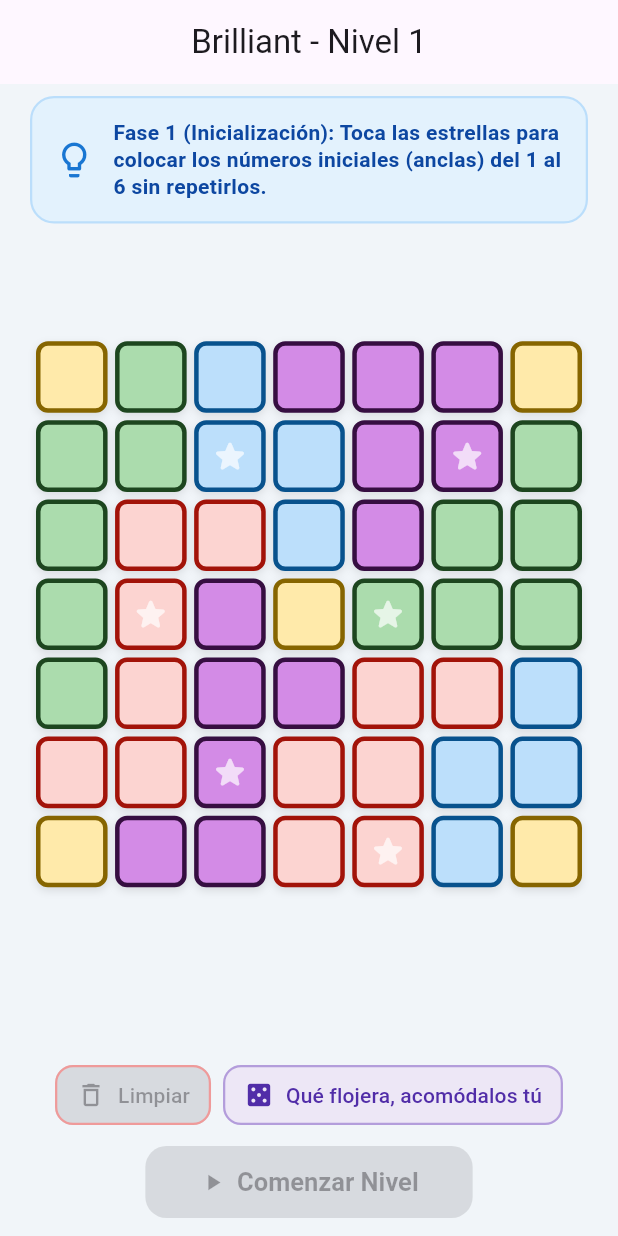
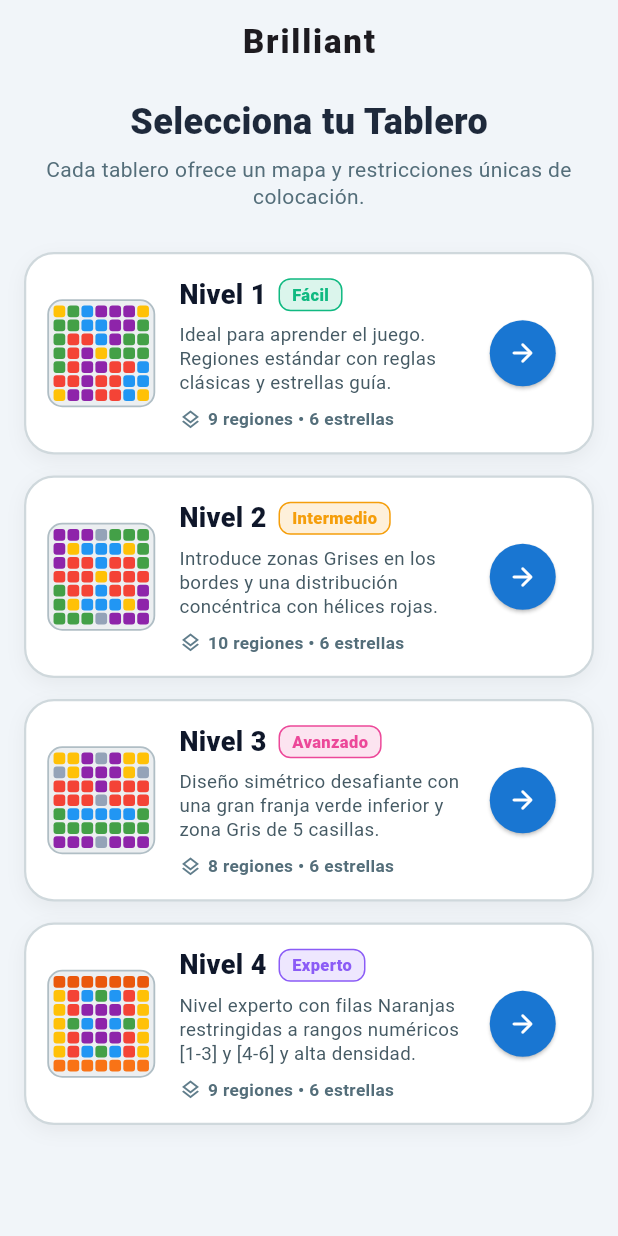
Before and after one commit to fabianMc328/brilliant, a Flutter app: the screen it shows after launch, on a phone screen of 412 x 824 dp. Run offline on Flutter 3.47's test engine with Material 3 defaults, Android fonts, the phone set to English and light mode, and no system bars; our stand-ins replace flutter_bloc.

Commit message:
feat(ui): agregar pantalla de seleccion de tablero y chips dinamicos

```diff
--- a/lib/main.dart
+++ b/lib/main.dart
@@ -1,14 +1,14 @@
 import 'package:flutter/material.dart';
-import 'package:flutter_bloc/flutter_bloc.dart';
-import 'pantalla_juego.dart';
-import 'juego_bloc.dart';
+import 'pantalla_seleccion_nivel.dart';
 
 void main() {
   runApp(const AplicacionBrilliant());
 }
 
 class AplicacionBrilliant extends StatelessWidget {
-  const AplicacionBrilliant({super.key});
+  final Widget? pantallaInicial;
+
+  const AplicacionBrilliant({super.key, this.pantallaInicial});
 
   @override
   Widget build(BuildContext context) {
@@ -19,10 +19,7 @@ class AplicacionBrilliant extends StatelessWidget {
         useMaterial3: true,
         scaffoldBackgroundColor: const Color(0xFFF1F5F9),
       ),
-      home: BlocProvider(
-        create: (context) => JuegoBloc(),
-        child: const PantallaJuego(),
-      ),
+      home: pantallaInicial ?? const PantallaSeleccionNivel(),
     );
   }
 }
--- a/lib/pantalla_juego.dart
+++ b/lib/pantalla_juego.dart
@@ -2,7 +2,8 @@ import 'package:flutter/material.dart';
 import 'package:flutter_bloc/flutter_bloc.dart';
 
 import 'casilla_juego.dart';
-import 'nivel1_tablero.dart';
+import 'niveles/catalogo_niveles.dart';
+import 'niveles/nivel_definicion.dart';
 import 'region.dart';
 import 'juego_bloc.dart';
 import 'juego_evento.dart';
@@ -12,23 +13,28 @@ import 'widgets/banner_instruccion.dart';
 import 'widgets/panel_dados.dart';
 import 'widgets/selector_valor_inicial_sheet.dart';
 
-/// Pantalla Principal del Juego Brilliant.
+// Pantalla donde se juega la partida.
+class PantallaJuego extends StatefulWidget {
+  final NivelDefinicion? nivel;
 
-class PantallaJuego extends StatefulWidget {
-  const PantallaJuego({super.key});
+  const PantallaJuego({super.key, this.nivel});
 
   @override
   State<PantallaJuego> createState() => _PantallaJuegoState();
 }
 
 class _PantallaJuegoState extends State<PantallaJuego> {
+  late final NivelDefinicion nivelActivo;
   late final List<List<Color>> coloresTablero;
-  final List<Coordenada> casillasIniciales = Nivel1Config.casillasIniciales;
+  late final List<Coordenada> casillasIniciales;
 
   @override
   void initState() {
     super.initState();
-    final tableroRef = Nivel1Config.crearTablero();
+    nivelActivo = widget.nivel ?? CatalogoNiveles.nivel1;
+    casillasIniciales = nivelActivo.casillasIniciales;
+
+    final tableroRef = nivelActivo.crearTablero();
 
     coloresTablero = List.generate(7, (fila) {
       return List.generate(7, (columna) {
@@ -39,7 +45,7 @@ class _PantallaJuegoState extends State<PantallaJuego> {
 
     context
         .read<JuegoBloc>()
-        .add(IniciarConfiguracionInicial(casillasIniciales));
+        .add(IniciarConfiguracionInicial(casillasIniciales, nivel: nivelActivo));
   }
 
   void _abrirSelectorValorInicial(
@@ -154,7 +160,7 @@ class _PantallaJuegoState extends State<PantallaJuego> {
     );
   }
 
-  /// Fase 1: Selección de los 6 números iniciales (anclas)
+  // Fase 1: poner los números en las estrellas.
   Widget _construirPantallaFase1(BuildContext context, JuegoEstado state) {
     JuegoEsperandoValoresIniciales? estadoInicial;
     if (state is JuegoEsperandoValoresIniciales) {
@@ -169,8 +175,16 @@ class _PantallaJuegoState extends State<PantallaJuego> {
 
     return Scaffold(
       appBar: AppBar(
-        title: const Text('Brilliant - Nivel 1'),
+        title: Text('Brilliant - ${nivelActivo.nombre}'),
         centerTitle: true,
+        leading: Navigator.of(context).canPop()
+            ? IconButton(
+                key: const Key('boton_volver_seleccion'),
+                icon: const Icon(Icons.arrow_back),
+                tooltip: 'Elegir otro tablero',
+                onPressed: () => Navigator.of(context).pop(),
+              )
+            : null,
       ),
       body: SafeArea(
         child: Column(
@@ -238,7 +252,7 @@ class _PantallaJuegoState extends State<PantallaJuego> {
                         }
 
                         return GestureDetector(
-                          key: ValueKey('casilla_${fila}_${columna}'),
+                          key: ValueKey('casilla_${fila}_$columna'),
                           onTapDown: (details) {
                             if (esInicial && estadoInicial != null) {
                               _abrirSelectorValorInicial(
@@ -350,12 +364,20 @@ class _PantallaJuegoState extends State<PantallaJuego> {
     );
   }
 
-  /// Fase 2: Gameplay con Dados, Anclas iluminadas y Puntuación en vivo
+  // Fase 2: dados y anclas.
   Widget _construirPantallaFase2(BuildContext context, JuegoEnProgreso state) {
     return Scaffold(
       appBar: AppBar(
-        title: const Text('Brilliant - Nivel 1'),
+        title: Text('Brilliant - ${nivelActivo.nombre}'),
         centerTitle: true,
+        leading: Navigator.of(context).canPop()
+            ? IconButton(
+                key: const Key('boton_volver_seleccion'),
+                icon: const Icon(Icons.arrow_back),
+                tooltip: 'Elegir otro tablero',
+                onPressed: () => Navigator.of(context).pop(),
+              )
+            : null,
         actions: [
           IconButton(
             tooltip: 'Tirar dados de nuevo',
@@ -367,13 +389,13 @@ class _PantallaJuegoState extends State<PantallaJuego> {
       body: SafeArea(
         child: Column(
           children: [
-            // 1. Marcador de Puntuación y Turno (Desacoplado en PanelPuntuacion)
+            // Puntos y turno
             PanelPuntuacion(state: state),
 
-            // 2. Banner de Instrucción Contextual (Desacoplado en BannerInstruccion)
+            // Mensaje de ayuda
             BannerInstruccion(state: state),
 
-            // 3. Tablero 7x7 Dinámico
+            // Tablero 7x7
             Expanded(
               child: Center(
                 child: AspectRatio(
@@ -416,7 +438,7 @@ class _PantallaJuegoState extends State<PantallaJuego> {
                                 : EstadoCasilla.usado);
 
                         return GestureDetector(
-                          key: ValueKey('casilla_${fila}_${columna}'),
+                          key: ValueKey('casilla_${fila}_$columna'),
                           onTapDown: (details) {
                             if (esLugarValido) {
                               context
@@ -472,7 +494,7 @@ class _PantallaJuegoState extends State<PantallaJuego> {
               ),
             ),
 
-            // 4. Panel Inferior de Dados y Acciones (Desacoplado en PanelDados)
+            // Dados y botones
             PanelDados(
               state: state,
               onTirarDados: () => context.read<JuegoBloc>().add(TirarDados()),
--- /dev/null
+++ b/lib/pantalla_seleccion_nivel.dart
@@ -0,0 +1,272 @@
+import 'package:flutter/material.dart';
+import 'package:flutter_bloc/flutter_bloc.dart';
+
+import 'juego_bloc.dart';
+import 'niveles/catalogo_niveles.dart';
+import 'niveles/nivel_definicion.dart';
+import 'pantalla_juego.dart';
+import 'region.dart';
+
+// Pantalla para elegir el nivel antes de jugar.
+class PantallaSeleccionNivel extends StatelessWidget {
+  const PantallaSeleccionNivel({super.key});
+
+  @override
+  Widget build(BuildContext context) {
+    final niveles = CatalogoNiveles.todos;
+
+    return Scaffold(
+      appBar: AppBar(
+        title: const Text(
+          'Brilliant',
+          style: TextStyle(fontWeight: FontWeight.w900, letterSpacing: 1.2),
+        ),
+        centerTitle: true,
+        elevation: 0,
+        backgroundColor: Colors.transparent,
+      ),
+      body: SafeArea(
+        child: Column(
+          crossAxisAlignment: CrossAxisAlignment.stretch,
+          children: [
+            Padding(
+              padding:
+                  const EdgeInsets.symmetric(horizontal: 20.0, vertical: 8.0),
+              child: Column(
+                children: [
+                  const Text(
+                    'Selecciona tu Tablero',
+                    style: TextStyle(
+                      fontSize: 24,
+                      fontWeight: FontWeight.w900,
+                      color: Color(0xFF1E293B),
+                    ),
+                  ),
+                  const SizedBox(height: 6),
+                  Text(
+                    'Cada tablero ofrece un mapa y restricciones únicas de colocación.',
+                    textAlign: TextAlign.center,
+                    style: TextStyle(
+                      fontSize: 14,
+                      color: Colors.blueGrey.shade600,
+                      height: 1.3,
+                    ),
+                  ),
+                ],
+              ),
+            ),
+            const SizedBox(height: 12),
+            Expanded(
+              child: ListView.separated(
+                padding: const EdgeInsets.symmetric(
+                    horizontal: 16.0, vertical: 8.0),
+                itemCount: niveles.length,
+                separatorBuilder: (context, index) =>
+                    const SizedBox(height: 14),
+                itemBuilder: (context, index) {
+                  final nivel = niveles[index];
+                  return _TarjetaNivel(
+                    nivel: nivel,
+                    onTap: () {
+                      Navigator.of(context).push(
+                        MaterialPageRoute(
+                          builder: (context) => BlocProvider(
+                            create: (context) => JuegoBloc(),
+                            child: PantallaJuego(nivel: nivel),
+                          ),
+                        ),
+                      );
+                    },
+                  );
+                },
+              ),
+            ),
+          ],
+        ),
+      ),
+    );
+  }
+}
+
+// Tarjeta de cada nivel en la lista.
+class _TarjetaNivel extends StatelessWidget {
+  final NivelDefinicion nivel;
+  final VoidCallback onTap;
+
+  const _TarjetaNivel({
+    required this.nivel,
+    required this.onTap,
+  });
+
+  Color _obtenerColorDificultad(String dif) {
+    switch (dif.toLowerCase()) {
+      case 'fácil':
+        return const Color(0xFF10B981);
+      case 'intermedio':
+        return const Color(0xFFF59E0B);
+      case 'avanzado':
+        return const Color(0xFFEC4899);
+      case 'experto':
+        return const Color(0xFF8B5CF6);
+      default:
+        return Colors.blue;
+    }
+  }
+
+  @override
+  Widget build(BuildContext context) {
+    final colorDif = _obtenerColorDificultad(nivel.dificultad);
+
+    return InkWell(
+      key: ValueKey('tarjeta_nivel_${nivel.numero}'),
+      onTap: onTap,
+      borderRadius: BorderRadius.circular(20),
+      child: Container(
+        padding: const EdgeInsets.all(14),
+        decoration: BoxDecoration(
+          color: Colors.white,
+          borderRadius: BorderRadius.circular(20),
+          border: Border.all(color: Colors.blueGrey.shade100, width: 1.5),
+          boxShadow: [
+            BoxShadow(
+              color: Colors.black.withValues(alpha: 0.05),
+              blurRadius: 10,
+              offset: const Offset(0, 4),
+            ),
+          ],
+        ),
+        child: Row(
+          children: [
+            // Mini mapa
+            _MiniaturaTablero(nivel: nivel),
+            const SizedBox(width: 16),
+
+            // Info del nivel
+            Expanded(
+              child: Column(
+                crossAxisAlignment: CrossAxisAlignment.start,
+                children: [
+                  Row(
+                    children: [
+                      Text(
+                        nivel.nombre,
+                        style: const TextStyle(
+                          fontSize: 18,
+                          fontWeight: FontWeight.w900,
+                          color: Color(0xFF0F172A),
+                        ),
+                      ),
+                      const SizedBox(width: 8),
+                      Container(
+                        padding: const EdgeInsets.symmetric(
+                            horizontal: 8, vertical: 2),
+                        decoration: BoxDecoration(
+                          color: colorDif.withValues(alpha: 0.15),
+                          borderRadius: BorderRadius.circular(8),
+                          border: Border.all(color: colorDif, width: 1),
+                        ),
+                        child: Text(
+                          nivel.dificultad,
+                          style: TextStyle(
+                            fontSize: 11,
+                            fontWeight: FontWeight.w800,
+                            color: colorDif,
+                          ),
+                        ),
+                      ),
+                    ],
+                  ),
+                  const SizedBox(height: 6),
+                  Text(
+                    nivel.descripcion,
+                    style: TextStyle(
+                      fontSize: 12.5,
+                      color: Colors.blueGrey.shade700,
+                      height: 1.25,
+                    ),
+                  ),
+                  const SizedBox(height: 8),
+                  Row(
+                    children: [
+                      Icon(Icons.layers_outlined,
+                          size: 15, color: Colors.blueGrey.shade500),
+                      const SizedBox(width: 4),
+                      Text(
+                        '${nivel.regiones.length} regiones • 6 estrellas',
+                        style: TextStyle(
+                          fontSize: 11.5,
+                          fontWeight: FontWeight.w600,
+                          color: Colors.blueGrey.shade600,
+                        ),
+                      ),
+                    ],
+                  ),
+                ],
+              ),
+            ),
+
+            // Botón para entrar al nivel
+            ElevatedButton(
+              key: Key('boton_jugar_nivel_${nivel.numero}'),
+              onPressed: onTap,
+              style: ElevatedButton.styleFrom(
+                backgroundColor: Colors.blue.shade700,
+                foregroundColor: Colors.white,
+                shape: const CircleBorder(),
+                padding: const EdgeInsets.all(12),
+                elevation: 1,
+              ),
+              child: const Icon(Icons.arrow_forward_rounded, size: 20),
+            ),
+          ],
+        ),
+      ),
+    );
+  }
+}
+
+// Dibuja el mini mapa de 7x7 en chiquito.
+class _MiniaturaTablero extends StatelessWidget {
+  final NivelDefinicion nivel;
+
+  const _MiniaturaTablero({required this.nivel});
+
+  @override
+  Widget build(BuildContext context) {
+    final tablero = nivel.crearTablero();
+
+    return Container(
+      width: 72,
+      height: 72,
+      padding: const EdgeInsets.all(3),
+      decoration: BoxDecoration(
+        color: Colors.blueGrey.shade50,
+        borderRadius: BorderRadius.circular(10),
+        border: Border.all(color: Colors.blueGrey.shade200, width: 1.2),
+      ),
+      child: GridView.builder(
+        physics: const NeverScrollableScrollPhysics(),
+        gridDelegate: const SliverGridDelegateWithFixedCrossAxisCount(
+          crossAxisCount: 7,
+          crossAxisSpacing: 1.5,
+          mainAxisSpacing: 1.5,
+        ),
+        itemCount: 49,
+        itemBuilder: (context, index) {
+          final fila = index ~/ 7;
+          final columna = index % 7;
+          final coord = Coordenada(fila, columna);
+          final celda = tablero.celdas[coord];
+          final color = celda?.region.tipo.color ?? Colors.grey;
+
+          return Container(
+            decoration: BoxDecoration(
+              color: color,
+              borderRadius: BorderRadius.circular(2),
+            ),
+          );
+        },
+      ),
+    );
+  }
+}
```
Also changed, not shown: lib/widgets/panel_puntuacion.dart (+46 -20 lines), 8 other files.
